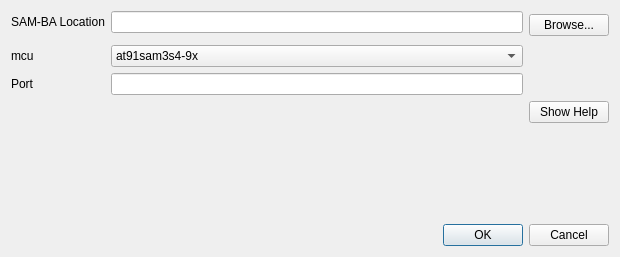
Above: src/eepskye/src/burnconfigdialog.ui from xhorizont/eepe before the change. Below: the same form after it.
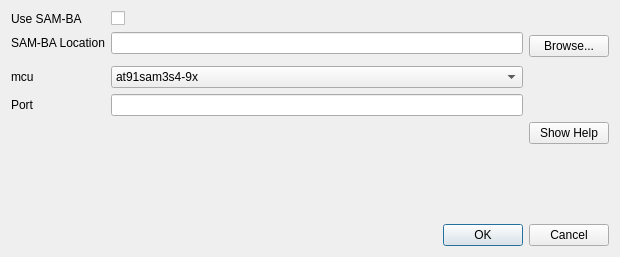
That is the form after the change. Icons and pictures are not drawn.

```diff
--- a/src/eepskye/src/burnconfigdialog.ui
+++ b/src/eepskye/src/burnconfigdialog.ui
@@ -20,7 +20,7 @@
   <layout class="QGridLayout" name="gridLayout_2">
    <item row="0" column="0">
     <layout class="QGridLayout" name="gridLayout">
-     <item row="0" column="2">
+     <item row="1" column="2">
       <widget class="QLineEdit" name="avrdude_location">
        <property name="toolTip">
         <string>Location of AVRDUDE executable</string>
@@ -33,7 +33,7 @@
        </property>
       </widget>
      </item>
-     <item row="0" column="4" rowspan="2">
+     <item row="1" column="4" rowspan="2">
       <widget class="QPushButton" name="pushButton">
        <property name="whatsThis">
         <string>Use this button to browse and look for the AVRDUDE.EXE executable file.</string>
@@ -43,7 +43,7 @@
        </property>
       </widget>
      </item>
-     <item row="4" column="4">
+     <item row="5" column="4">
       <widget class="QPushButton" name="pushButton_4">
        <property name="whatsThis">
         <string>Show AVRDUDE help</string>
@@ -53,7 +53,7 @@
        </property>
       </widget>
      </item>
-     <item row="3" column="0">
+     <item row="4" column="0">
       <widget class="QLabel" name="label_5">
        <property name="text">
         <string>Port</string>
@@ -63,17 +63,7 @@
        </property>
       </widget>
      </item>
-     <item row="0" column="0">
-      <widget class="QLabel" name="label">
-       <property name="text">
-        <string>SAM-BA Location</string>
-       </property>
-       <property name="alignment">
-        <set>Qt::AlignLeading|Qt::AlignLeft|Qt::AlignVCenter</set>
-       </property>
-      </widget>
-     </item>
-     <item row="2" column="0">
+     <item row="3" column="0">
       <widget class="QLabel" name="label_4">
        <property name="text">
         <string>mcu</string>
@@ -83,7 +73,7 @@
        </property>
       </widget>
      </item>
-     <item row="2" column="2">
+     <item row="3" column="2">
       <widget class="QComboBox" name="avrdude_mcu">
        <property name="whatsThis">
         <string>Programmer used for communicating with the controller.
@@ -109,7 +99,7 @@
        </item>
       </widget>
      </item>
-     <item row="3" column="2">
+     <item row="4" column="2">
       <widget class="QLineEdit" name="armPort">
        <property name="toolTip">
         <string>Extra arguments that will be passed to AVRDUDE on every call</string>
@@ -125,6 +115,33 @@
        </property>
       </widget>
      </item>
+     <item row="1" column="0">
+      <widget class="QLabel" name="label">
+       <property name="text">
+        <string>SAM-BA Location</string>
+       </property>
+       <property name="alignment">
+        <set>Qt::AlignLeading|Qt::AlignLeft|Qt::AlignVCenter</set>
+       </property>
+      </widget>
+     </item>
+     <item row="0" column="2">
+      <widget class="QCheckBox" name="UseSambaCB">
+       <property name="text">
+        <string/>
+       </property>
+      </widget>
+     </item>
+     <item row="0" column="0">
+      <widget class="QLabel" name="label_2">
+       <property name="text">
+        <string>Use SAM-BA</string>
+       </property>
+       <property name="alignment">
+        <set>Qt::AlignLeading|Qt::AlignLeft|Qt::AlignVCenter</set>
+       </property>
+      </widget>
+     </item>
     </layout>
    </item>
    <item row="2" column="0">
```
